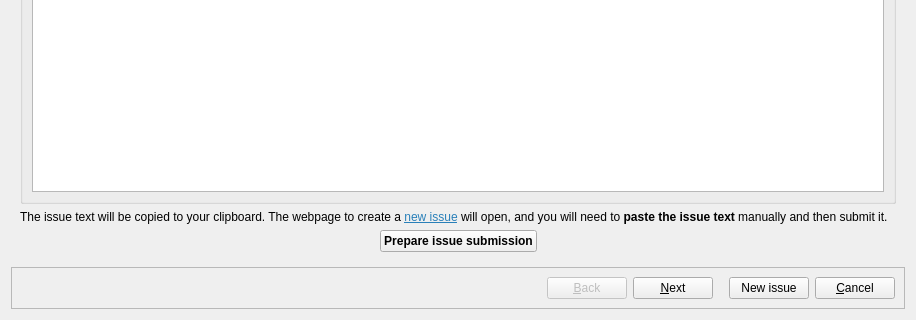
First picture: the form in src/dialogs/issueassistantdialog.ui, repository pbek/QOwnNotes, before the edit; both pictures show x 0 to 916 and y 480 to 800 of the 916 by 800 pixel window.
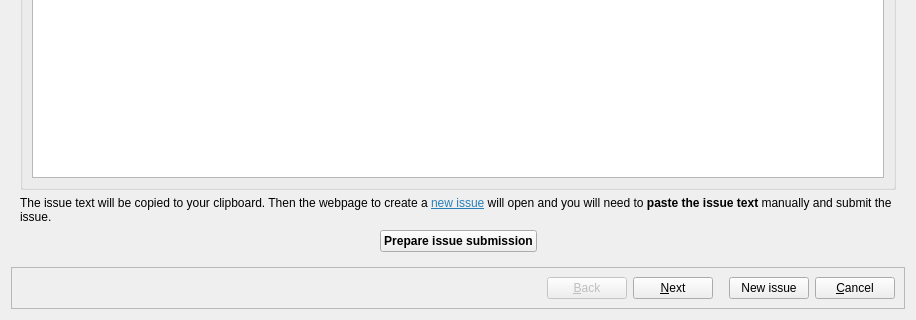
Second picture: the form after the edit. The open tabs and pages were chosen to show the change. Icons and pictures are not drawn. Custom widgets are drawn as their Qt base class.

Commit message: changed submission text

```diff
--- a/src/dialogs/issueassistantdialog.ui
+++ b/src/dialogs/issueassistantdialog.ui
@@ -454,7 +454,7 @@
        <item row="2" column="0" colspan="3">
         <widget class="QLabel" name="label">
          <property name="text">
-          <string notr="true">&lt;html&gt;&lt;head/&gt;&lt;body&gt;&lt;p&gt;The issue text will be copied to your clipboard. The webpage to create a &lt;a href=&quot;https://github.com/pbek/QOwnNotes/issues/new&quot;&gt;&lt;span style=&quot; text-decoration: underline; color:#2980b9;&quot;&gt;new issue&lt;/span&gt;&lt;/a&gt; will open, and you will need to &lt;span style=&quot; font-weight:600;&quot;&gt;paste the issue text&lt;/span&gt; manually and then submit it.&lt;/p&gt;&lt;/body&gt;&lt;/html&gt;</string>
+          <string notr="true">&lt;html&gt;&lt;head/&gt;&lt;body&gt;&lt;p&gt;The issue text will be copied to your clipboard. Then the webpage to create a &lt;a href=&quot;https://github.com/pbek/QOwnNotes/issues/new&quot;&gt;&lt;span style=&quot; text-decoration: underline; color:#2980b9;&quot;&gt;new issue&lt;/span&gt;&lt;/a&gt; will open and you will need to &lt;span style=&quot; font-weight:600;&quot;&gt;paste the issue text&lt;/span&gt; manually and submit the issue.&lt;/p&gt;&lt;/body&gt;&lt;/html&gt;</string>
          </property>
          <property name="wordWrap">
           <bool>true</bool>
```
